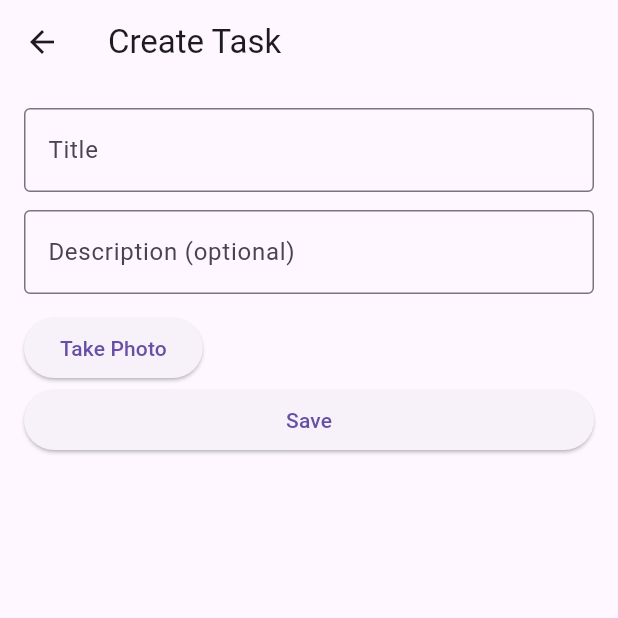
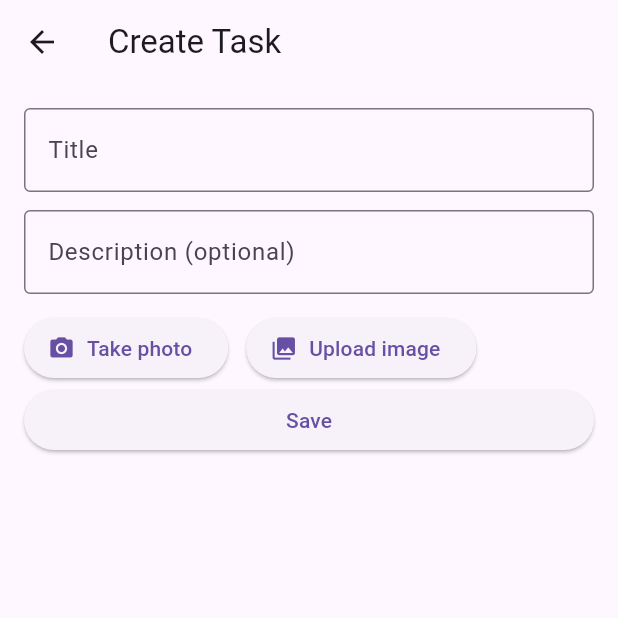
Before and after one commit to cpeaustriajc/tasks_flutter, a Flutter app: the TaskCreateFormView screen opened by its route, on a phone screen of 412 x 824 dp, the top half of it. Run offline on Flutter 3.47's test engine with Material 3 defaults, Android fonts, the phone set to English and light mode, and no system bars; our stand-ins replace firebase_auth, firebase_core, google_sign_in, image_picker, sqflite; accounts and stored records are empty.

Commit message:
feat: add upload image option

```diff
--- a/lib/views/task_create_view.dart
+++ b/lib/views/task_create_view.dart
@@ -74,18 +74,34 @@ class _TaskCreateFormViewState extends State<TaskCreateFormView> {
               children: [
                 ElevatedButton.icon(
                   onPressed: _takePhoto,
-                  label: const Text('Take Photo'),
+                  icon: const Icon(Icons.camera_alt),
+                  label: const Text('Take photo'),
+                ),
+                const SizedBox(width: 12),
+                ElevatedButton.icon(
+                  onPressed: () async {
+                    final img = await _picker.pickImage(
+                      source: ImageSource.gallery,
+                    );
+                    if (!mounted) return;
+                    setState(() => _image = img);
+                  },
+                  icon: const Icon(Icons.photo_library),
+                  label: const Text('Upload image'),
                 ),
                 const SizedBox(width: 12),
                 if (_image != null)
-                  Expanded(child: ClipRRect(
-                    borderRadius: BorderRadius.circular(8),
-                    child: Image.file(
-                      File(_image!.path),
-                      height: 100,
-                      fit: BoxFit.cover,
-                    )
-                  ))
+                  Expanded(
+                    child: ClipRRect(
+                      borderRadius: BorderRadius.circular(8),
+                      child: Image.file(
+                        // ignore: deprecated_member_use
+                        File(_image!.path),
+                        height: 100,
+                        fit: BoxFit.cover,
+                      ),
+                    ),
+                  ),
               ],
             ),
             SizedBox(
```
